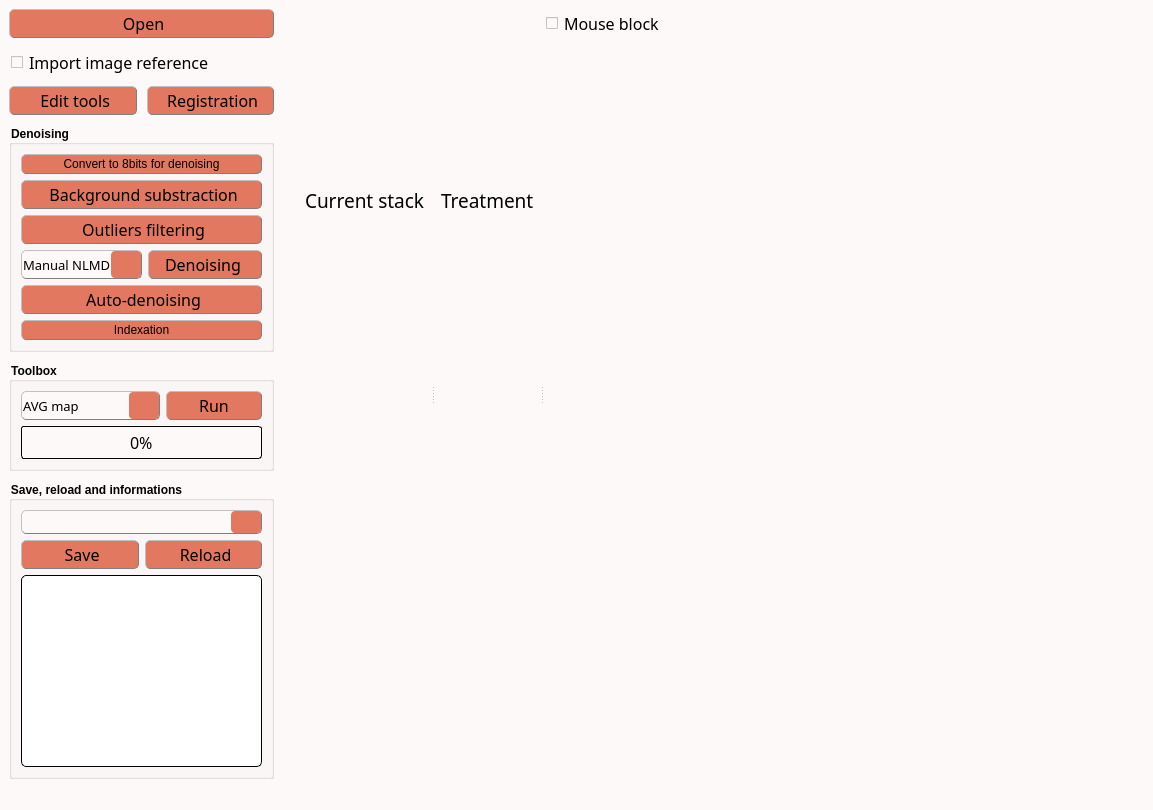
Old version of the form inichord/__main__local.ui in the repository Cyril-Langlois/iniCHORD.
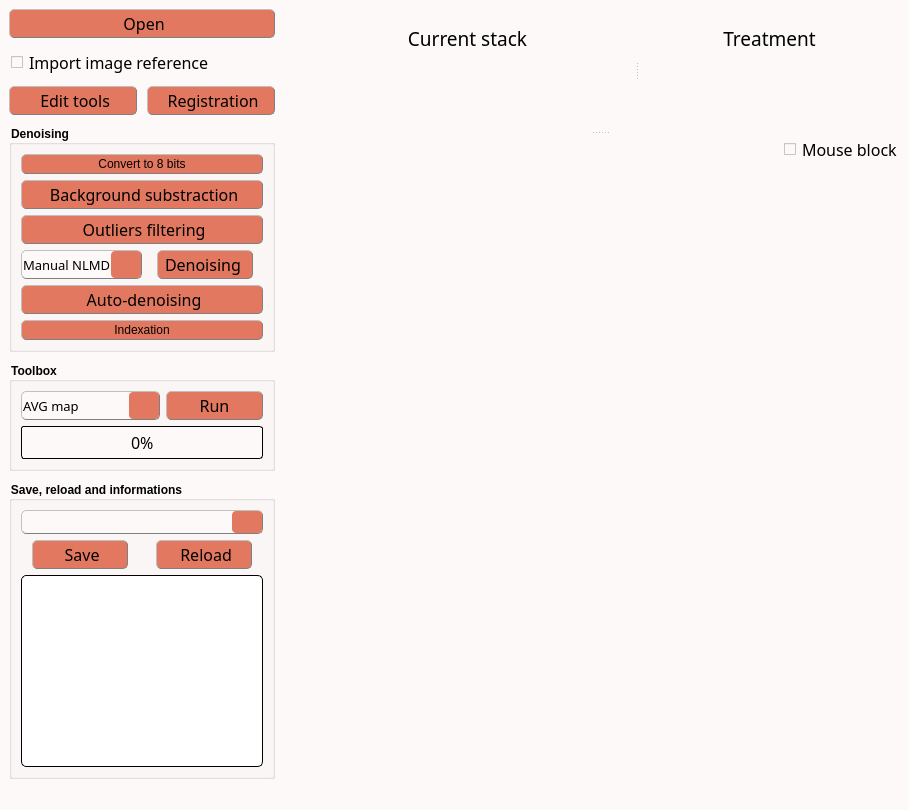
New version of the form. Icons and pictures are not drawn. Custom widgets are drawn as their Qt base class.

Patch:
```diff
--- a/inichord/__main__local.ui
+++ b/inichord/__main__local.ui
@@ -10,7 +10,7 @@
     <x>0</x>
     <y>0</y>
     <width>909</width>
-    <height>788</height>
+    <height>790</height>
    </rect>
   </property>
   <property name="sizePolicy">
@@ -386,11 +386,8 @@
           <layout class="QVBoxLayout" name="verticalLayout_11">
            <item>
             <widget class="QPushButton" name="Eight_bits_button">
-             <property name="enabled">
-              <bool>true</bool>
-             </property>
              <property name="text">
-              <string>Convert to 8bits for denoising</string>
+              <string>Convert to 8 bits</string>
              </property>
              <property name="icon">
               <iconset>
@@ -519,7 +516,7 @@
                </item>
               </widget>
              </item>
-             <item>
+             <item alignment="Qt::AlignHCenter">
               <widget class="QPushButton" name="Manual_denoising_button">
                <property name="sizePolicy">
                 <sizepolicy hsizetype="Expanding" vsizetype="Minimum">
@@ -848,7 +845,7 @@
            </item>
            <item>
             <layout class="QHBoxLayout" name="horizontalLayout_4">
-             <item>
+             <item alignment="Qt::AlignHCenter">
               <widget class="QPushButton" name="Save_button">
                <property name="sizePolicy">
                 <sizepolicy hsizetype="Minimum" vsizetype="Minimum">
@@ -886,7 +883,7 @@
                </property>
               </widget>
              </item>
-             <item>
+             <item alignment="Qt::AlignHCenter">
               <widget class="QPushButton" name="Reload_button">
                <property name="sizePolicy">
                 <sizepolicy hsizetype="Minimum" vsizetype="Minimum">
@@ -1148,7 +1145,13 @@
           <verstretch>0</verstretch>
          </sizepolicy>
         </property>
+        <property name="orientation">
+         <enum>Qt::Vertical</enum>
+        </property>
         <widget class="QSplitter" name="splitter">
+         <property name="orientation">
+          <enum>Qt::Horizontal</enum>
+         </property>
          <widget class="QWidget" name="layoutWidget">
           <layout class="QVBoxLayout" name="verticalLayout">
            <item>
@@ -1349,6 +1352,9 @@
              <property name="scaledContents">
               <bool>false</bool>
              </property>
+             <property name="alignment">
+              <set>Qt::AlignCenter</set>
+             </property>
             </widget>
            </item>
            <item>
@@ -1556,6 +1562,9 @@
              <property name="scaledContents">
               <bool>false</bool>
              </property>
+             <property name="alignment">
+              <set>Qt::AlignCenter</set>
+             </property>
             </widget>
            </item>
            <item>
@@ -1566,7 +1575,7 @@
         </widget>
         <widget class="QWidget" name="layoutWidget">
          <layout class="QVBoxLayout" name="verticalLayout_3">
-          <item>
+          <item alignment="Qt::AlignRight">
            <widget class="QCheckBox" name="mouseLock">
             <property name="font">
              <font>
@@ -1587,9 +1596,6 @@
           </item>
           <item>
            <widget class="PlotWidget" name="profiles" native="true">
-            <property name="enabled">
-             <bool>true</bool>
-            </property>
             <property name="minimumSize">
              <size>
               <width>600</width>
```
Left out of the diff: 11 changed lines with no effect on the pictures.
